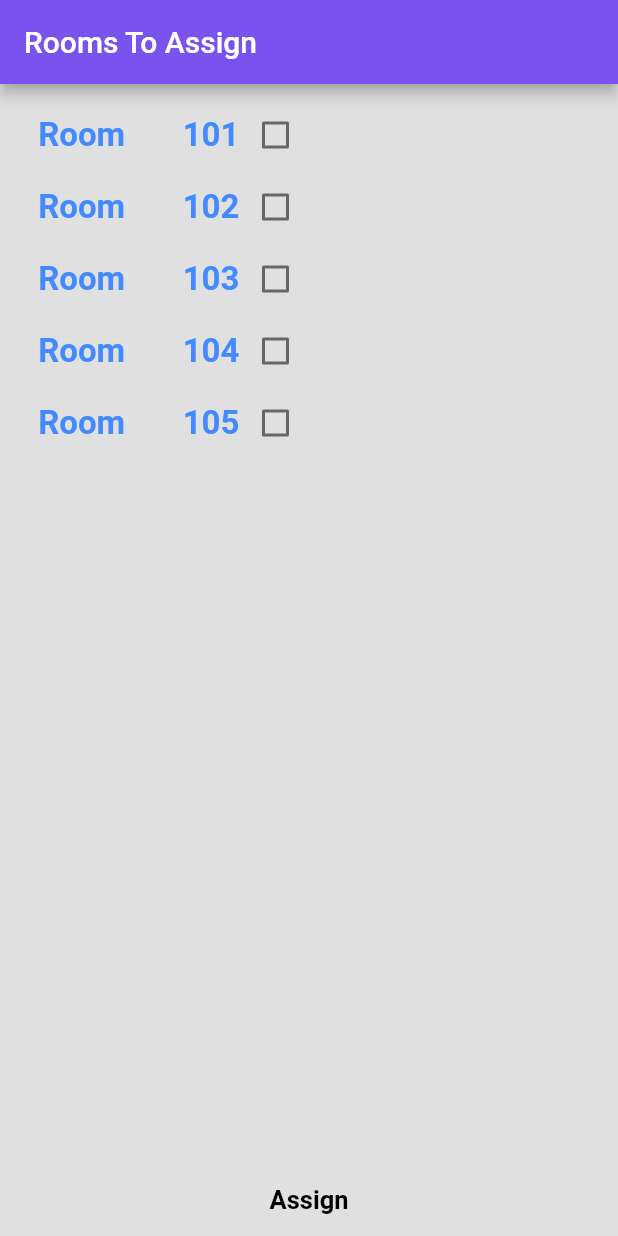
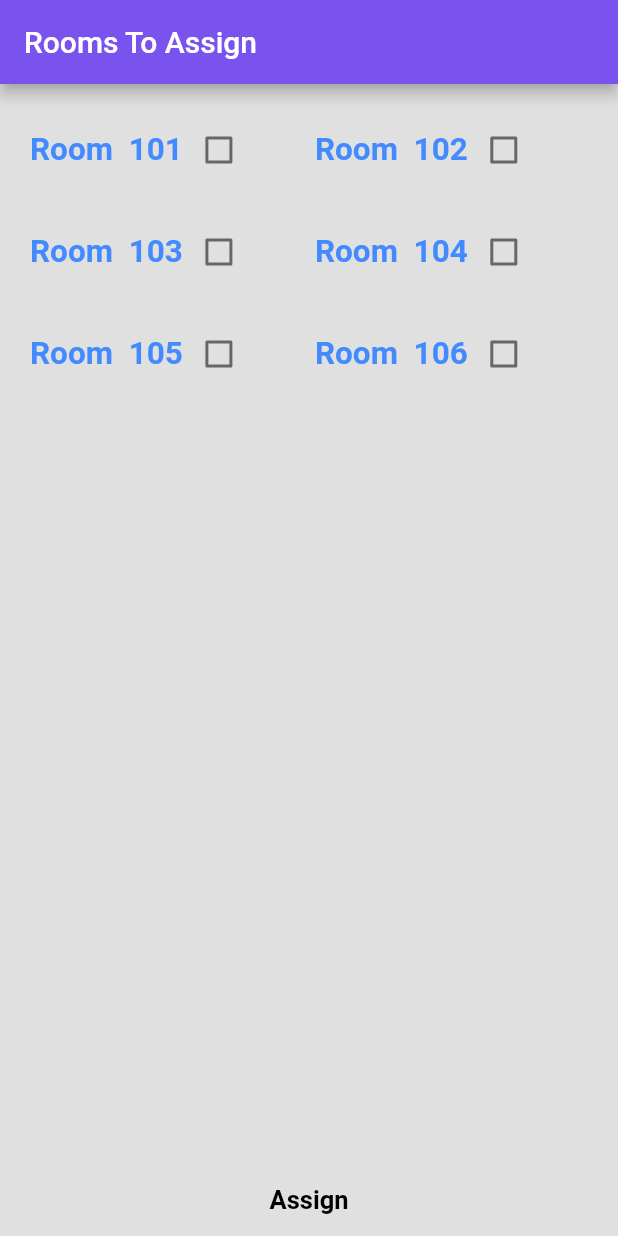
Before and after one commit to 2madman/Hotel, a Flutter app: the screen it shows after launch, on a phone screen of 412 x 824 dp. Run offline on Flutter 3.47's test engine with Material 2 defaults, Android fonts, the phone set to English and light mode, and no system bars; our stand-ins replace cloud_firestore, firebase_auth, firebase_core; accounts and stored records are empty.

Commit message:
Small changes

```diff
--- a/lib/views/register_rooms.dart
+++ b/lib/views/register_rooms.dart
@@ -1,7 +1,5 @@
 import 'package:first_app/Classes/rooms.dart';
 import 'package:flutter/material.dart';
-
-import '../widget/linked_check.dart';
 import '../widget/room_register_check.dart';
 
 class RegisterRoomsView extends StatefulWidget {
@@ -14,6 +12,7 @@ class RegisterRoomsView extends StatefulWidget {
 class _RegisterRoomsViewState extends State<RegisterRoomsView> {
   @override
   Widget build(BuildContext context) {
+
     return Scaffold(
       backgroundColor: Colors.grey[300],
       appBar: AppBar(
@@ -21,22 +20,42 @@ class _RegisterRoomsViewState extends State<RegisterRoomsView> {
         backgroundColor: const Color.fromARGB(255, 122, 83, 238),
       ),
       body:  Column(
-        children:  <Widget> [
-          const SizedBox(height: 10,),
+        children:[
+          const SizedBox(height: 20,),
+          Row(
+            children : [
+              const SizedBox(height: 30,),
               LinkedLabelCheckbox3(
                 room: room1,
               ),
               LinkedLabelCheckbox3(
                 room: room2,
               ),
+            ],
+          ),
+          const SizedBox(height: 20,),
+          Row(
+            children : [
+              const SizedBox(height: 30,),
               LinkedLabelCheckbox3(
                 room: room3,
               ),
               LinkedLabelCheckbox3(
                 room: room4,
               ),
+            ],
+          ),
+          const SizedBox(height: 20,),
+          Row(
+            children : [
+              const SizedBox(height: 30,),
               LinkedLabelCheckbox3(
                 room: room5,
+              ),
+              LinkedLabelCheckbox3(
+                room: room6,
+              ),
+            ],
           ),
           Expanded(
             child: Align(
--- a/lib/widget/room_register_check.dart
+++ b/lib/widget/room_register_check.dart
@@ -26,10 +26,10 @@ class _LinkedLabelCheckbox3State extends State<LinkedLabelCheckbox3> {
       child: Row(
         children: <Widget>[
           Text(
-            " Room       ${widget.room.roomNumber}",
+            "Room  ${widget.room.roomNumber}",
             style: const TextStyle(
               fontWeight: FontWeight.bold,
-              fontSize: 22,
+              fontSize: 21,
               color: Colors.blueAccent
             ),
           ),
```
Also changed, not shown: lib/Classes/Rooms.dart (+18 -1 lines). Lines whose indentation alone changed are shown as unchanged.
